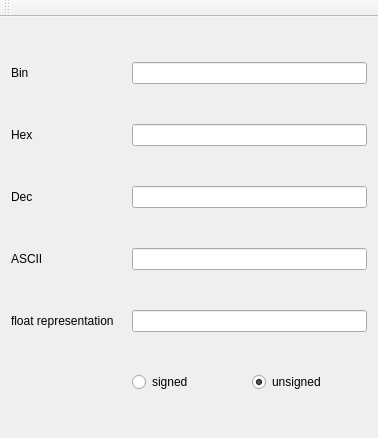
Qt form mainwindow.ui (art1/numberConverter) before a commit.
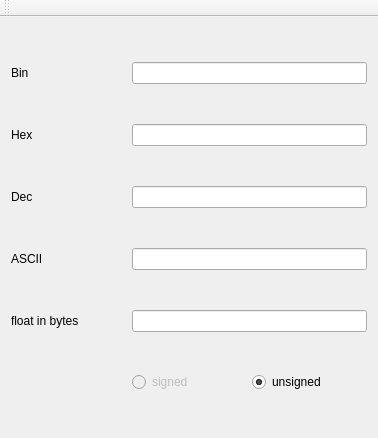
The same form after that commit.

Commit message: added float to byte conversion for floating point numbers and reverse; now with better binary readability

What changed in the file:
```diff
--- a/mainwindow.ui
+++ b/mainwindow.ui
@@ -77,7 +77,7 @@
     <item row="4" column="0">
      <widget class="QLabel" name="label_float">
       <property name="text">
-       <string>float representation</string>
+       <string>float in bytes</string>
       </property>
      </widget>
     </item>
@@ -90,6 +90,9 @@
     </item>
     <item row="5" column="1">
      <widget class="QRadioButton" name="signed_2">
+      <property name="enabled">
+       <bool>false</bool>
+      </property>
       <property name="text">
        <string>signed</string>
       </property>
```
The commit also changes 1 other file.
